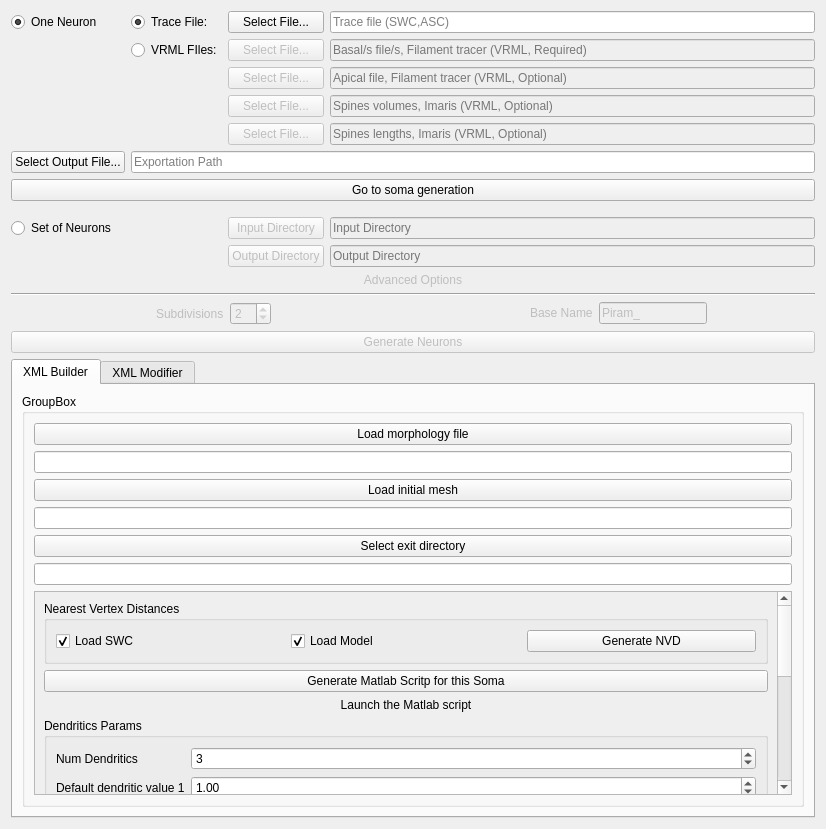
The window that Neuronize/SomaCreatorWidget.ui (vg-lab/Neuronize) describes before a commit, drawn with Qt 5.
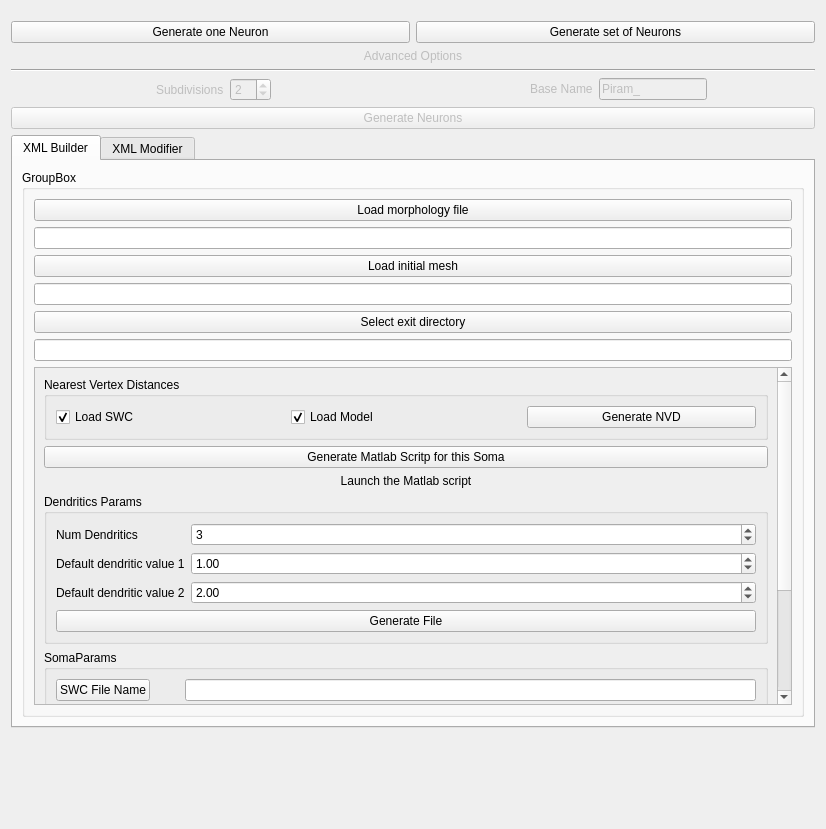
The same window after the commit.

Commit message: Radically change of input data. Now use a very simply wizzard which guides the user to provide the input files.

Patch:
```diff
--- a/Neuronize/SomaCreatorWidget.ui
+++ b/Neuronize/SomaCreatorWidget.ui
@@ -15,242 +15,24 @@
   </property>
   <layout class="QVBoxLayout" name="verticalLayout_3">
    <item>
-    <layout class="QGridLayout" name="gridLayout">
+    <layout class="QHBoxLayout" name="horizontalLayout_3">
      <property name="topMargin">
-      <number>0</number>
+      <number>10</number>
      </property>
-     <item row="2" column="1">
-      <widget class="QRadioButton" name="vrmls">
+     <item>
+      <widget class="QPushButton" name="generateOnePushButton">
        <property name="text">
-        <string>VRML FIles:</string>
+        <string>Generate one Neuron</string>
        </property>
        <attribute name="buttonGroup">
         <string notr="true">buttonGroup</string>
        </attribute>
       </widget>
      </item>
-     <item row="0" column="1">
-      <widget class="QRadioButton" name="traces">
-       <property name="sizePolicy">
-        <sizepolicy hsizetype="Minimum" vsizetype="Fixed">
-         <horstretch>0</horstretch>
-         <verstretch>0</verstretch>
-        </sizepolicy>
-       </property>
+     <item>
+      <widget class="QPushButton" name="GenerateSetPushButton">
        <property name="text">
-        <string>Trace File:</string>
-       </property>
-       <property name="checked">
-        <bool>true</bool>
-       </property>
-       <attribute name="buttonGroup">
-        <string notr="true">buttonGroup</string>
-       </attribute>
-      </widget>
-     </item>
-     <item row="2" column="2">
-      <widget class="QPushButton" name="basalPathButton">
-       <property name="enabled">
-        <bool>false</bool>
-       </property>
-       <property name="sizePolicy">
-        <sizepolicy hsizetype="Minimum" vsizetype="Fixed">
-         <horstretch>0</horstretch>
-         <verstretch>0</verstretch>
-        </sizepolicy>
-       </property>
-       <property name="text">
-        <string>Select File...</string>
-       </property>
-      </widget>
-     </item>
-     <item row="0" column="2">
-      <widget class="QPushButton" name="tracePathButton">
-       <property name="sizePolicy">
-        <sizepolicy hsizetype="Minimum" vsizetype="Fixed">
-         <horstretch>0</horstretch>
-         <verstretch>0</verstretch>
-        </sizepolicy>
-       </property>
-       <property name="text">
-        <string>Select File...</string>
-       </property>
-      </widget>
-     </item>
-     <item row="0" column="3">
-      <widget class="QLineEdit" name="tracePath">
-       <property name="placeholderText">
-        <string>Trace file (SWC,ASC)</string>
-       </property>
-      </widget>
-     </item>
-     <item row="2" column="3">
-      <widget class="QLineEdit" name="basalPath">
-       <property name="enabled">
-        <bool>false</bool>
-       </property>
-       <property name="placeholderText">
-        <string>Basal/s file/s, Filament tracer (VRML, Required)</string>
-       </property>
-      </widget>
-     </item>
-     <item row="3" column="2">
-      <widget class="QPushButton" name="apiPathButton">
-       <property name="enabled">
-        <bool>false</bool>
-       </property>
-       <property name="text">
-        <string>Select File...</string>
-       </property>
-      </widget>
-     </item>
-     <item row="3" column="3">
-      <widget class="QLineEdit" name="apiPath">
-       <property name="enabled">
-        <bool>false</bool>
-       </property>
-       <property name="placeholderText">
-        <string>Apical file, Filament tracer (VRML, Optional) </string>
-       </property>
-      </widget>
-     </item>
-     <item row="0" column="0">
-      <widget class="QRadioButton" name="oneNeuronRadio">
-       <property name="text">
-        <string>One Neuron</string>
-       </property>
-       <property name="checked">
-        <bool>true</bool>
-       </property>
-       <attribute name="buttonGroup">
-        <string notr="true">buttonGroup_2</string>
-       </attribute>
-      </widget>
-     </item>
-     <item row="10" column="0">
-      <widget class="QRadioButton" name="setNeuronsRadio">
-       <property name="text">
-        <string>Set of Neurons</string>
-       </property>
-       <attribute name="buttonGroup">
-        <string notr="true">buttonGroup_2</string>
-       </attribute>
-      </widget>
-     </item>
-     <item row="10" column="2">
-      <widget class="QPushButton" name="inputDirectoryButton">
-       <property name="enabled">
-        <bool>false</bool>
-       </property>
-       <property name="text">
-        <string>Input Directory</string>
-       </property>
-      </widget>
-     </item>
-     <item row="10" column="3">
-      <widget class="QLineEdit" name="inputDirectoryPath">
-       <property name="enabled">
-        <bool>false</bool>
-       </property>
-       <property name="placeholderText">
-        <string>Input Directory</string>
-       </property>
-      </widget>
-     </item>
-     <item row="11" column="2">
-      <widget class="QPushButton" name="outputDirectoryButton">
-       <property name="enabled">
-        <bool>false</bool>
-       </property>
-       <property name="text">
-        <string>Output Directory</string>
-       </property>
-      </widget>
-     </item>
-     <item row="11" column="3">
-      <widget class="QLineEdit" name="outputDirectoryPath">
-       <property name="enabled">
-        <bool>false</bool>
-       </property>
-       <property name="placeholderText">
-        <string>Output Directory</string>
-       </property>
-      </widget>
-     </item>
-     <item row="9" column="0">
-      <layout class="QHBoxLayout" name="horizontalLayout_3">
-       <property name="leftMargin">
-        <number>0</number>
-       </property>
-       <property name="topMargin">
-        <number>10</number>
-       </property>
-      </layout>
-     </item>
-     <item row="5" column="2">
-      <widget class="QPushButton" name="longsButton">
-       <property name="enabled">
-        <bool>false</bool>
-       </property>
-       <property name="text">
-        <string>Select File...</string>
-       </property>
-      </widget>
-     </item>
-     <item row="5" column="3">
-      <widget class="QLineEdit" name="longsPath">
-       <property name="enabled">
-        <bool>false</bool>
-       </property>
-       <property name="placeholderText">
-        <string>Spines lengths, Imaris (VRML, Optional)</string>
-       </property>
-      </widget>
-     </item>
-     <item row="4" column="2">
-      <widget class="QPushButton" name="imarisPathButton">
-       <property name="enabled">
-        <bool>false</bool>
-       </property>
-       <property name="text">
-        <string>Select File...</string>
-       </property>
-      </widget>
-     </item>
-     <item row="4" column="3">
-      <widget class="QLineEdit" name="imarisPath">
-       <property name="enabled">
-        <bool>false</bool>
-       </property>
-       <property name="placeholderText">
-        <string>Spines volumes, Imaris (VRML, Optional)</string>
-       </property>
-      </widget>
-     </item>
-     <item row="8" column="0" colspan="4">
-      <widget class="QPushButton" name="pushButton_GoToSomaDeformer">
-       <property name="text">
-        <string>Go to soma generation</string>
-       </property>
-      </widget>
-     </item>
-     <item row="7" column="0">
-      <widget class="QPushButton" name="outputButton">
-       <property name="enabled">
-        <bool>true</bool>
-       </property>
-       <property name="text">
-        <string>Select Output File...</string>
-       </property>
-      </widget>
-     </item>
-     <item row="7" column="1" colspan="3">
-      <widget class="QLineEdit" name="outputPath">
-       <property name="enabled">
-        <bool>true</bool>
-       </property>
-       <property name="placeholderText">
-        <string>Exportation Path</string>
+        <string>Generate set of Neurons</string>
        </property>
       </widget>
      </item>
```
Left out of the diff: 3 changed lines with no effect on the pictures. The commit also changes 6 other files.
